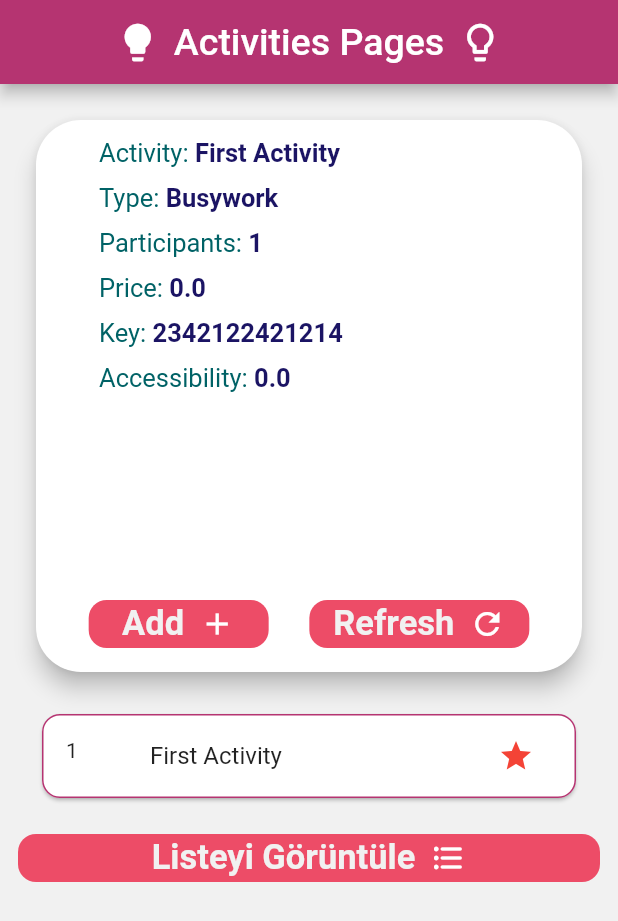
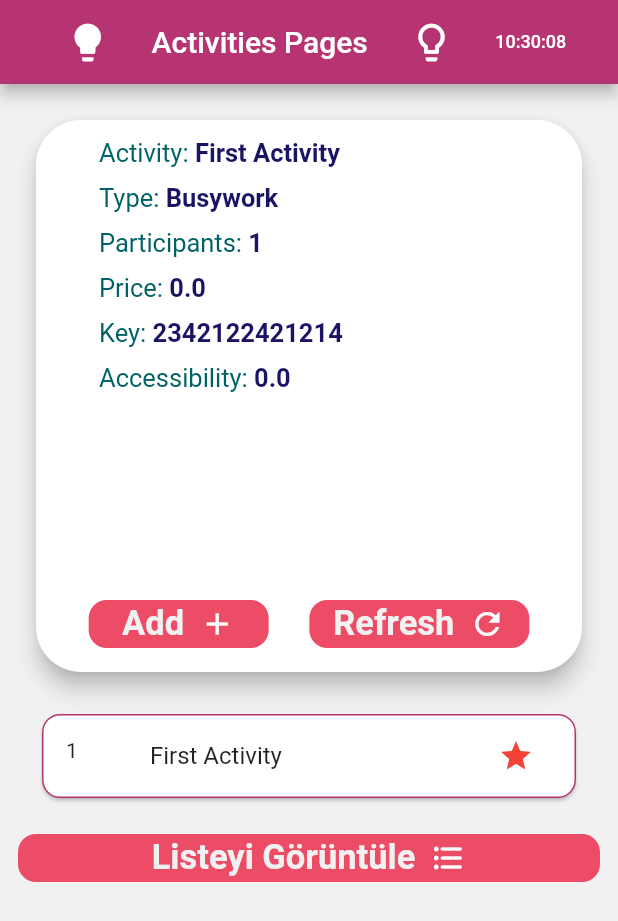
Before and after one commit to aliakar91/activities, a Flutter app: the screen it shows after launch, after a tap on "Add", on a phone screen of 412 x 824 dp. Shown: the top 921 px of the screen. Run offline on Flutter 3.47's test engine with Material 2 defaults, Android fonts, the phone set to English and light mode, and no system bars; our stand-ins replace anim_search_bar, flutter_screenutil, get, get_storage; network calls fail; Roboto replaces fonts that are missing (background).

Commit message:
Search feature and time  added for activities

```diff
--- a/lib/modules/home/home_controller.dart
+++ b/lib/modules/home/home_controller.dart
@@ -1,11 +1,15 @@
+import 'dart:async';
+
 import 'package:activity_app_with_getx/modules/activities/views/activities_view.dart';
 import 'package:activity_app_with_getx/models/activity.dart';
 import 'package:activity_app_with_getx/repositories/activity_repository.dart';
 import 'package:get/get.dart';
+import 'package:intl/intl.dart';
 
 class HomeController extends GetxController {
   ActivityRepository activityRepository = ActivityRepository();
-  var count = 30.obs;
+  var time = DateTime.now().obs;
+  String? timeString;
 
   ///ActivityRepository'de ki verileri kullanabilmek için instance oluşturuldu.
 
@@ -47,9 +51,18 @@ class HomeController extends GetxController {
     super.onInit();
   }
 
+  void onReady() {
+    dateTimeTest();
+  }
+
   void readActivityList() async {
     addedListActivities.value = await activityRepository.getAll();
     update();
+  }
+
+  void dateTimeTest() {
+    time.value = DateTime.now();
+    Future.delayed(Duration(seconds: 1)).then((_) => dateTimeTest());
   }
 
   void getActivity() async {
@@ -72,8 +85,4 @@ class HomeController extends GetxController {
     addedListActivities.value = await activityRepository.getAll();
     update();
   }
-
-  countIncrease() async {
-    count--;
-  }
 }
--- a/lib/modules/home/views/home_view.dart
+++ b/lib/modules/home/views/home_view.dart
@@ -9,6 +9,7 @@ import 'package:activity_app_with_getx/modules/home/views/widgets/show_last_two_
 
 import 'package:flutter/material.dart';
 import 'package:get/get.dart';
+import 'package:intl/intl.dart';
 import 'widgets/card_home_widget.dart';
 
 class HomeScreen extends StatelessWidget {
@@ -21,7 +22,7 @@ class HomeScreen extends StatelessWidget {
     return Scaffold(
       appBar: AppBar(
         title: Row(
-          mainAxisAlignment: MainAxisAlignment.center,
+          mainAxisAlignment: MainAxisAlignment.spaceEvenly,
           children: [
             IconButton(
               icon: Icon(Icons.lightbulb),
@@ -33,7 +34,7 @@ class HomeScreen extends StatelessWidget {
             Text(
               Strings.activityName,
               style: TextStyle(
-                fontSize: 25,
+                fontSize: 20,
               ),
             ),
             IconButton(
@@ -42,6 +43,9 @@ class HomeScreen extends StatelessWidget {
               onPressed: () {
                 Get.changeTheme(ThemeData.dark());
               },
+            ),
+            Obx(
+              () => Text(DateFormat('hh:mm:ss').format(homeController.time.value), style: TextStyle(fontSize: 12)),
             ),
           ],
         ),
--- a/pubspec.yaml
+++ b/pubspec.yaml
@@ -22,6 +22,7 @@ dependencies:
   http: ^0.13.4
   cupertino_icons: ^1.0.2
   anim_search_bar: ^2.0.2
+  intl: ^0.17.0
 
 
 dev_dependencies:
```
Also changed, not shown: lib/denemeTime/time_deneme.dart (added, +22 -0 lines), lib/modules/activities/activities_controller.dart (+11 -4 lines), lib/modules/activities/views/activities_view.dart (+34 -2 lines), pubspec.lock.
